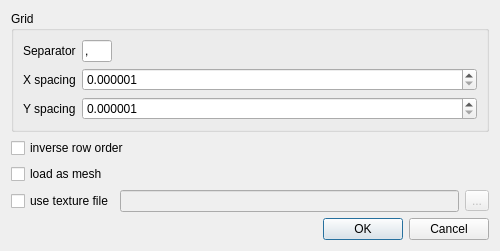
Old version of the form plugins/core/qCSVMatrixIO/ui/openCSVMatrixDlg.ui in the repository CloudCompare/CloudCompare.
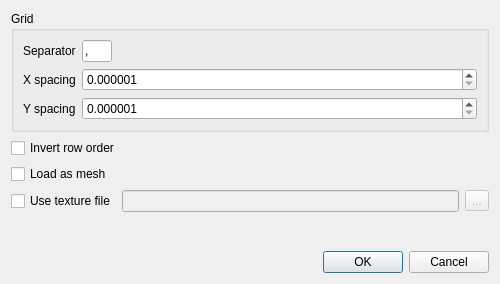
New version of the form.

```diff
--- a/plugins/core/qCSVMatrixIO/ui/openCSVMatrixDlg.ui
+++ b/plugins/core/qCSVMatrixIO/ui/openCSVMatrixDlg.ui
@@ -7,7 +7,7 @@
     <x>0</x>
     <y>0</y>
     <width>500</width>
-    <height>234</height>
+    <height>284</height>
    </rect>
   </property>
   <property name="windowTitle">
@@ -112,14 +112,14 @@
    <item>
     <widget class="QCheckBox" name="inverseRowCheckBox">
      <property name="text">
-      <string>inverse row order</string>
+      <string>Invert row order</string>
      </property>
     </widget>
    </item>
    <item>
     <widget class="QCheckBox" name="loadAsMeshCheckBox">
      <property name="text">
-      <string>load as mesh</string>
+      <string>Load as mesh</string>
      </property>
     </widget>
    </item>
@@ -128,7 +128,7 @@
      <item>
       <widget class="QCheckBox" name="useTextureCheckBox">
        <property name="text">
-        <string>use texture file</string>
+        <string>Use texture file</string>
        </property>
       </widget>
      </item>
```
Left out of the diff: 4 changed lines with no effect on the pictures.
